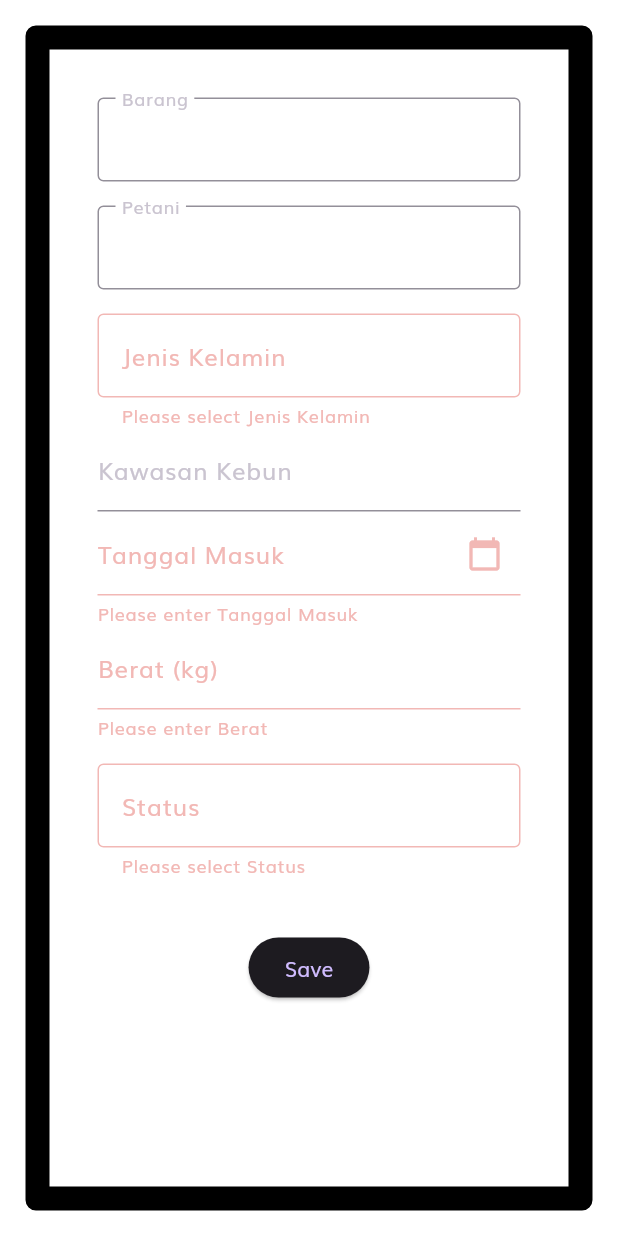
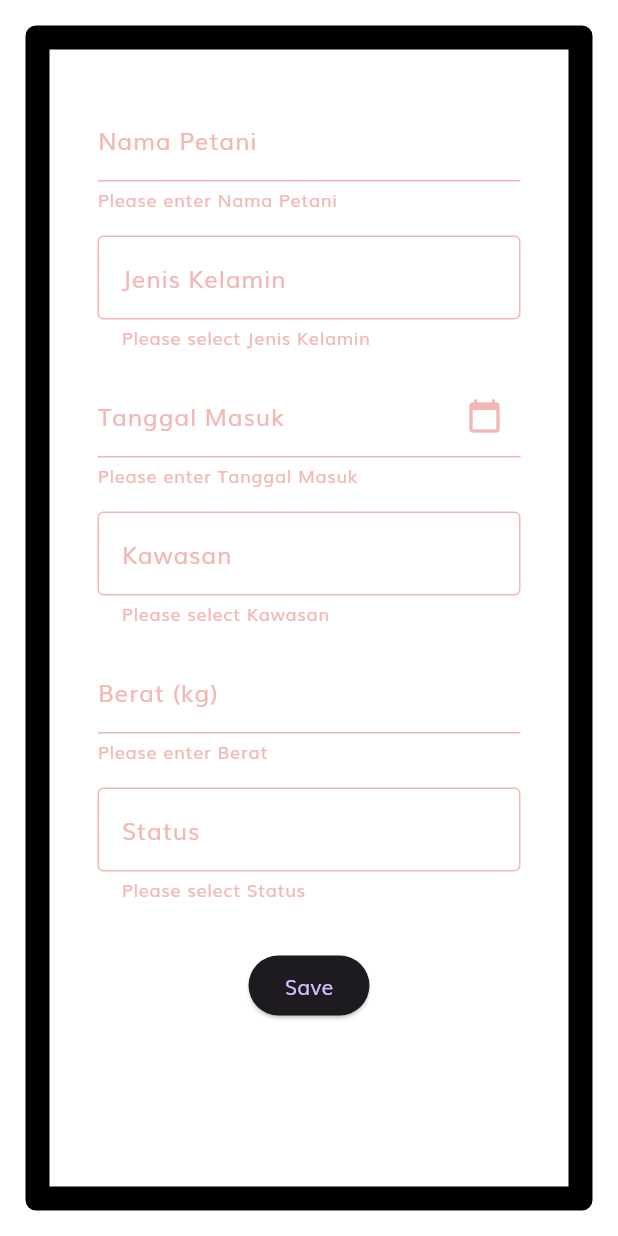
Before and after one commit to malikilmulki/ud_gala_indo, a Flutter app: the IncomingNewPage screen opened directly, after a tap on "Save", on a phone screen of 412 x 824 dp. Run offline on Flutter 3.47's test engine with Material 3 defaults, Android fonts, the light colour scheme and no system bars; our stand-ins replace dio, equatable, flutter_bloc, font_awesome_flutter, get_it, open_file and 2 more; missing offline and left inert: excel; accounts and stored records are empty; generated files the repository leaves out were written again; network calls fail.

Commit message:
fix revisi

```diff
--- /dev/null
+++ b/ud_gala_indo/lib/core/constants/constans.dart
@@ -0,0 +1,2 @@
+const String sjpApiBaseUrl = 'https://sjpapi2.azurewebsites.net/api';
+//const String sjpApiBaseUrl = 'http://192.168.110.225:5281/api';
--- a/ud_gala_indo/lib/core/constants/constansts.dart
+++ /dev/null
@@ -1 +0,0 @@
-const String sjpApiBaseUrl = 'https://sjpapi2.azurewebsites.net/api';
--- a/ud_gala_indo/lib/features/incoming/data/data_sources/incoming_api_service.dart
+++ b/ud_gala_indo/lib/features/incoming/data/data_sources/incoming_api_service.dart
@@ -1,6 +1,6 @@
 import 'package:dio/dio.dart' hide Headers;
 import 'package:retrofit/retrofit.dart';
-import 'package:ud_gala_indo/core/constants/constansts.dart';
+import 'package:ud_gala_indo/core/constants/constans.dart';
 import 'package:ud_gala_indo/features/incoming/data/models/incoming.dart';
 import 'package:ud_gala_indo/models/report_model.dart';
 
--- a/ud_gala_indo/lib/features/incoming/data/data_sources/outgoing_api_service.dart
+++ b/ud_gala_indo/lib/features/incoming/data/data_sources/outgoing_api_service.dart
@@ -1,6 +1,6 @@
 import 'package:dio/dio.dart'hide Headers;
 import 'package:retrofit/retrofit.dart';
-import 'package:ud_gala_indo/core/constants/constansts.dart';
+import 'package:ud_gala_indo/core/constants/constans.dart';
 import 'package:ud_gala_indo/features/incoming/data/models/outgoing.dart';
 import 'package:ud_gala_indo/models/report_model.dart';
 
--- a/ud_gala_indo/lib/screens/pages/incoming_new_page.dart
+++ b/ud_gala_indo/lib/screens/pages/incoming_new_page.dart
@@ -20,6 +20,7 @@ class _IncomingNewPageState extends State<IncomingNewPage> {
   final TextEditingController _kawasanKebunController = TextEditingController();
   final TextEditingController _tanggalMasukController = TextEditingController();
   final TextEditingController _beratController = TextEditingController();
+  final TextEditingController _petaniController = TextEditingController();
 
   Dio dio = Dio();
   final apiService = ApiService(Dio());
@@ -31,6 +32,9 @@ class _IncomingNewPageState extends State<IncomingNewPage> {
 
   String? _selectedStatus;
   List<dynamic> _statusOptions = [];
+
+  String? _selectedKawasan;
+  List<dynamic> _kawasanOptions = [];
 
   List<PetaniModel> _listPetani = [];
   List<BarangModel> _listBarang = [];
@@ -45,6 +49,7 @@ class _IncomingNewPageState extends State<IncomingNewPage> {
     _fetchBarang();
     _loadJenisKelaminData();
     _loadStatusData();
+    _loadKawasanData();
   }
 
   Future<void> _fetchPetani() async {
@@ -86,8 +91,7 @@ class _IncomingNewPageState extends State<IncomingNewPage> {
   Future<void> _loadStatusData() async {
     const String jsonString = '''
     [
-      { "id": "Basah", "label": "Basah" },
-      { "id": "Tidak Basah", "label": "Tidak Basah" }
+      { "id": "Basah", "label": "Basah" }
     ]
     ''';
 
@@ -97,15 +101,31 @@ class _IncomingNewPageState extends State<IncomingNewPage> {
     });
   }
 
+  Future<void> _loadKawasanData() async {
+    const String jsonString = '''
+    [
+      { "id": "Bonepute", "label": "Bonepute" },
+      { "id": "Binturu", "label": "Binturu" },
+      { "id": "Dadeko", "label": "Dadeko" },
+      { "id": "Salusana", "label": "Salusana" }
+    ]
+    ''';
+
+    final List<dynamic> jsonResponse = json.decode(jsonString);
+    setState(() {
+      _kawasanOptions = jsonResponse;
+    });
+  }
+
   Future<void> _saveData() async {
     if (_formKey.currentState!.validate()) {
       final newData = IncomingModel(
         barangId: _selectedBarang?.id,
         namaBarang: _selectedBarang?.namaBarang,
-        petaniId: _selectedPetani?.id,
-        namaPetani: _selectedPetani?.namaPetani,
+        petaniId: _petaniController.text,
+        namaPetani: _petaniController.text,
         jenisKelamin: _selectedJenisKelamin,
-        kawasanKebun: _kawasanKebunController.text, // Handle null value
+        kawasanKebun: _selectedKawasan, // Handle null value
         tanggalMasuk: _tanggalMasukController.text,
         beratCengkeh: _beratController.text,
         status: _selectedStatus,
@@ -149,46 +169,15 @@ class _IncomingNewPageState extends State<IncomingNewPage> {
                           padding: const EdgeInsets.all(16.0),
                           child: Column(
                             children: [
-                              DropdownButtonFormField<BarangModel>(
-                                value: _selectedBarang,
-                                hint: Text("Select an item"),
-                                onChanged: (BarangModel? newValue) {
-                                  setState(() {
-                                    _selectedBarang = newValue;
-                                  });
+                              TextFormField(
+                                controller: _petaniController,
+                                decoration: InputDecoration(labelText: 'Nama Petani'),
+                                validator: (value) {
+                                  if (value == null || value.isEmpty) {
+                                    return 'Please enter Nama Petani';
+                                  }
+                                  return null;
                                 },
-                                items: _listBarang.map((BarangModel item) {
-                                  return DropdownMenuItem<BarangModel>(
-                                    value: item,
-                                    child: Text(item.namaBarang!),
-                                  );
-                                }).toList(),
-                                decoration: InputDecoration(
-                                  border: OutlineInputBorder(),
-                                  labelText: "Barang",
-                                ),
-                              ),
-                              const SizedBox(height: 16.0),
-                              DropdownButtonFormField<PetaniModel>(
-                                value: _selectedPetani,
-                                hint: Text("Select an item"),
-                                onChanged: (PetaniModel? newValue) {
-                                  setState(() {
-                                    _selectedPetani = newValue;
-                                    _selectedJenisKelamin = newValue?.jenisKelamin;
-                                    //_textFieldController.text = newValue?.name ?? "";  // Update the TextField with the selected item's name
-                                  });
-                                },
-                                items: _listPetani.map((PetaniModel item) {
-                                  return DropdownMenuItem<PetaniModel>(
-                                    value: item,
-                                    child: Text(item.namaPetani!),
-                                  );
-                                }).toList(),
-                                decoration: InputDecoration(
-                                  border: OutlineInputBorder(),
-                                  labelText: "Petani",
-                                ),
                               ),
                               const SizedBox(height: 16.0),
                               DropdownButtonFormField<String>(
@@ -216,13 +205,7 @@ class _IncomingNewPageState extends State<IncomingNewPage> {
                                 },
 
                               ),
-                              TextFormField(
-                                controller: _kawasanKebunController,
-                                decoration: InputDecoration(labelText: 'Kawasan Kebun'),
-                                validator: (value) {
-                                  return null;
-                                },
-                              ),
+                              const SizedBox(height: 16.0),
                               TextFormField(
                                 controller: _tanggalMasukController,
                                 decoration: InputDecoration(
@@ -252,6 +235,32 @@ class _IncomingNewPageState extends State<IncomingNewPage> {
                                   return null;
                                 },
                               ),
+                              const SizedBox(height: 16.0),
+                              DropdownButtonFormField<String>(
+                                decoration: const InputDecoration(
+                                  border: OutlineInputBorder(),
+                                  labelText: "Kawasan",
+                                ),
+                                value: _selectedKawasan,
+                                items: _kawasanOptions.map((option) {
+                                  return DropdownMenuItem<String>(
+                                    value: option['id'],
+                                    child: Text(option['label']),
+                                  );
+                                }).toList(),
+                                onChanged: (newValue) {
+                                  setState(() {
+                                    _selectedKawasan = newValue;
+                                  });
+                                },
+                                validator: (value) {
+                                  if (value == null || value.isEmpty) {
+                                    return 'Please select Kawasan';
+                                  }
+                                  return null;
+                                },
+                              ),
+                              const SizedBox(height: 16.0),
                               TextFormField(
                                 controller: _beratController,
                                 decoration: InputDecoration(labelText: 'Berat (kg)'),
@@ -294,7 +303,7 @@ class _IncomingNewPageState extends State<IncomingNewPage> {
                             ],
                           ),
                         ),
-                        SizedBox(height: 20),
+                        SizedBox(height: 16),
                         ElevatedButton(
                           onPressed: _saveData,
                           child: Text('Save'),
--- a/ud_gala_indo/lib/service/api_service.dart
+++ b/ud_gala_indo/lib/service/api_service.dart
@@ -1,12 +1,13 @@
 import 'package:retrofit/retrofit.dart';
 import 'package:dio/dio.dart';
+import 'package:ud_gala_indo/core/constants/constans.dart';
 import 'package:ud_gala_indo/models/barang_model.dart';
 import 'package:ud_gala_indo/models/petani_model.dart';
 import '../models/login_request.dart';
 
 part 'api_service.g.dart';
 
-@RestApi(baseUrl: "https://sjpapi2.azurewebsites.net/api")
+@RestApi(baseUrl: sjpApiBaseUrl)
 abstract class ApiService {
   factory ApiService(Dio dio, {String baseUrl}) = _ApiService;
 
--- a/ud_gala_indo/lib/service/auth_service.dart
+++ b/ud_gala_indo/lib/service/auth_service.dart
@@ -4,8 +4,10 @@ import 'package:ud_gala_indo/service/api_service.dart';
 import 'package:dio/dio.dart';
 import 'package:ud_gala_indo/models/login_request.dart';
 
+import '../core/constants/constans.dart';
+
 class AuthService {
-  final String baseUrl = "https://sjpapi2.azurewebsites.net";
+  final String baseUrl = sjpApiBaseUrl;
   final apiService = ApiService(Dio());
 
   Future<String?> login(String username, String password) async {
```
Also changed, not shown: ud_gala_indo/lib/features/incoming/data/data_sources/incoming_api_service.g.dart, ud_gala_indo/lib/features/incoming/data/data_sources/outgoing_api_service.g.dart, ud_gala_indo/lib/service/api_service.g.dart, 1 other file.
